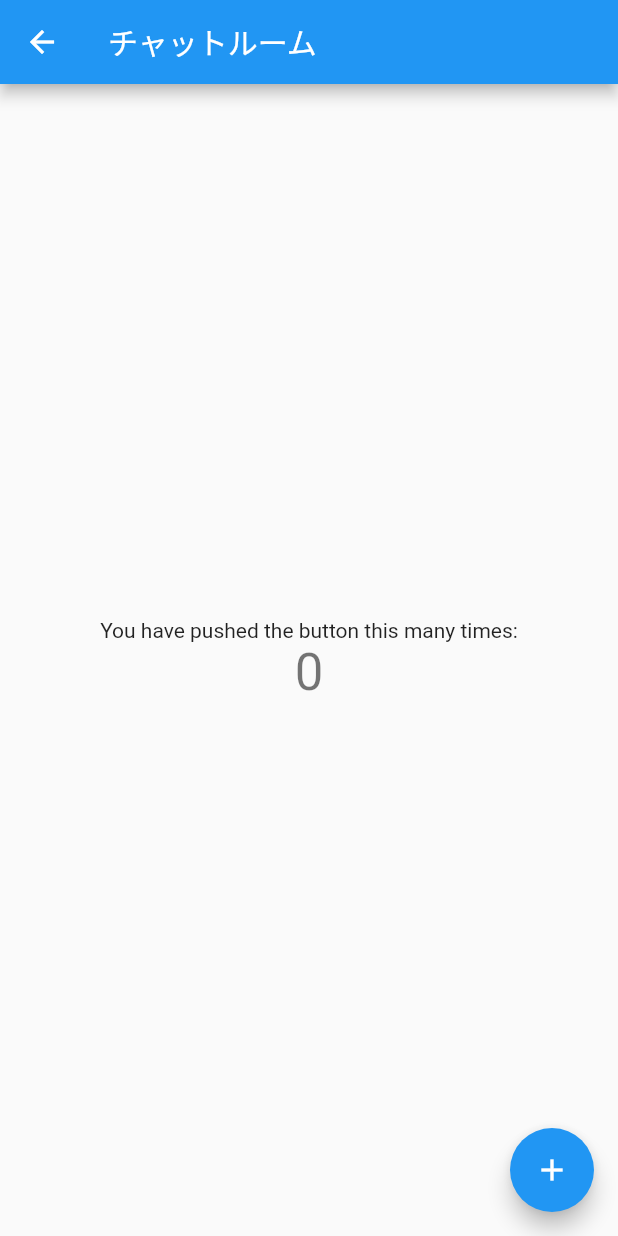
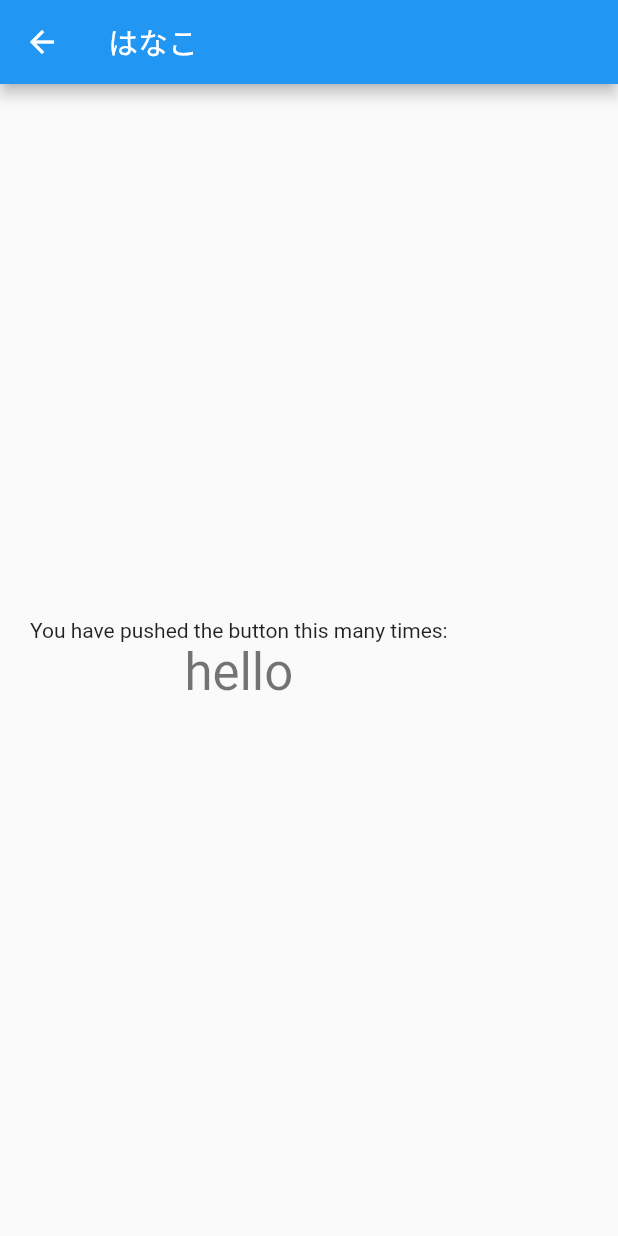
Before and after one commit to nekonenene/supabase_test_flutter, a Flutter app: the ChatRoomPage screen opened by its route, on a phone screen of 412 x 824 dp. Run offline on Flutter 3.47's test engine with Material 2 defaults, Android fonts, the phone set to English and light mode, and no system bars; our stand-ins replace flutter_dotenv, logger, supabase_flutter; accounts and stored records are empty; statements that could not run were skipped.

Commit message:
ChatRoomPage が userName を必要な値とするように

```diff
--- a/lib/main.dart
+++ b/lib/main.dart
@@ -41,10 +41,11 @@ class MyApp extends StatelessWidget {
         // is not restarted.
         primarySwatch: Colors.blue,
       ),
+      // home: const ChatRoomPage(userName: 'はなこ'),
       home: const MainPage(),
       routes: <String, WidgetBuilder> {
         '/main': (BuildContext context) => const MainPage(),
-        '/chat_room': (BuildContext context) => const ChatRoomPage(title: 'チャットルーム'),
+        '/chat_room': (BuildContext context) => const ChatRoomPage(userName: 'はなこ'),
       },
     );
   }
--- a/lib/pages/char_room_page.dart
+++ b/lib/pages/char_room_page.dart
@@ -5,86 +5,41 @@ import 'package:logger/logger.dart';
 final logger = Logger();
 
 class ChatRoomPage extends StatefulWidget {
-  const ChatRoomPage({super.key, required this.title});
+  const ChatRoomPage({super.key, required this.userName});
 
-  // This widget is the home page of your application. It is stateful, meaning
-  // that it has a State object (defined below) that contains fields that affect
-  // how it looks.
-
-  // This class is the configuration for the state. It holds the values (in this
-  // case the title) provided by the parent (in this case the App widget) and
-  // used by the build method of the State. Fields in a Widget subclass are
-  // always marked "final".
-
-  final String title;
+  final String userName;
 
   @override
   State<ChatRoomPage> createState() => _ChatRoomPageState();
 }
 
 class _ChatRoomPageState extends State<ChatRoomPage> {
-  int _counter = 0;
-
-  void _incrementCounter() {
-    setState(() {
-      // This call to setState tells the Flutter framework that something has
-      // changed in this State, which causes it to rerun the build method below
-      // so that the display can reflect the updated values. If we changed
-      // _counter without calling setState(), then the build method would not be
-      // called again, and so nothing would appear to happen.
-      _counter++;
-    });
-  }
-
   @override
   Widget build(BuildContext context) {
-    // This method is rerun every time setState is called, for instance as done
-    // by the _incrementCounter method above.
-    //
-    // The Flutter framework has been optimized to make rerunning build methods
-    // fast, so that you can just rebuild anything that needs updating rather
-    // than having to individually change instances of widgets.
     return Scaffold(
       appBar: AppBar(
-        // Here we take the value from the ChatRoomPage object that was created by
-        // the App.build method, and use it to set our appbar title.
-        title: Text(widget.title),
+        title: Text(widget.userName),
       ),
-      body: Center(
-        // Center is a layout widget. It takes a single child and positions it
-        // in the middle of the parent.
+      body: Container(
+        padding: const EdgeInsets.all(20),
         child: Column(
-          // Column is also a layout widget. It takes a list of children and
-          // arranges them vertically. By default, it sizes itself to fit its
-          // children horizontally, and tries to be as tall as its parent.
-          //
-          // Invoke "debug painting" (press "p" in the console, choose the
-          // "Toggle Debug Paint" action from the Flutter Inspector in Android
-          // Studio, or the "Toggle Debug Paint" command in Visual Studio Code)
-          // to see the wireframe for each widget.
-          //
           // Column has various properties to control how it sizes itself and
           // how it positions its children. Here we use mainAxisAlignment to
           // center the children vertically; the main axis here is the vertical
           // axis because Columns are vertical (the cross axis would be
           // horizontal).
           mainAxisAlignment: MainAxisAlignment.center,
-          children: <Widget>[
+          children: [
             const Text(
               'You have pushed the button this many times:',
             ),
             Text(
-              '$_counter',
+              'hello',
               style: Theme.of(context).textTheme.headlineMedium,
             ),
           ],
         ),
       ),
-      floatingActionButton: FloatingActionButton(
-        onPressed: _incrementCounter,
-        tooltip: 'Increment',
-        child: const Icon(Icons.add),
-      ), // This trailing comma makes auto-formatting nicer for build methods.
     );
   }
 }
```
